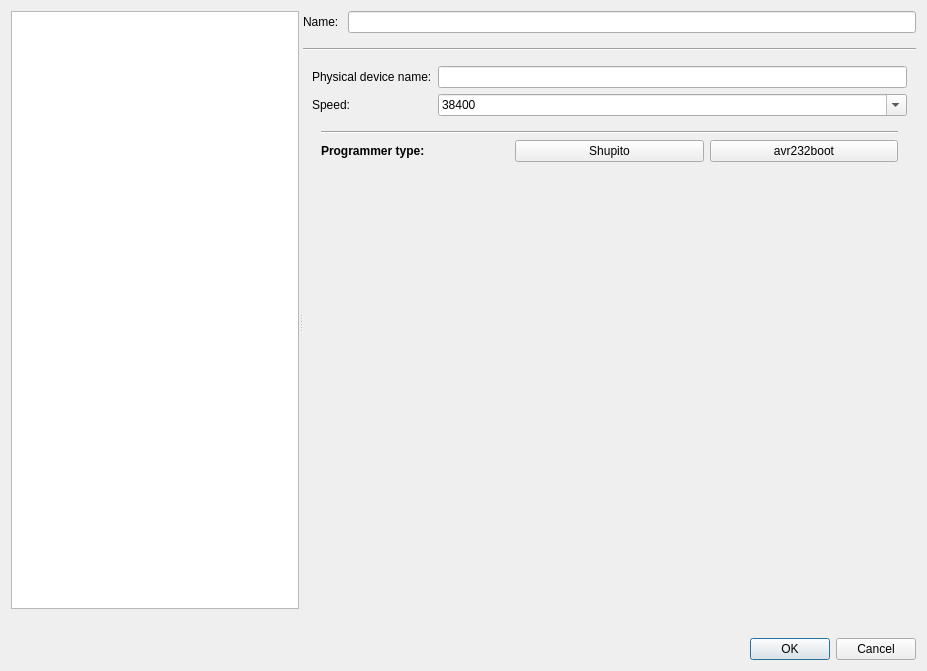
Above: src/ui/chooseconnectiondlg.ui from Tasssadar/Lorris before the change. Below: the same form after it.
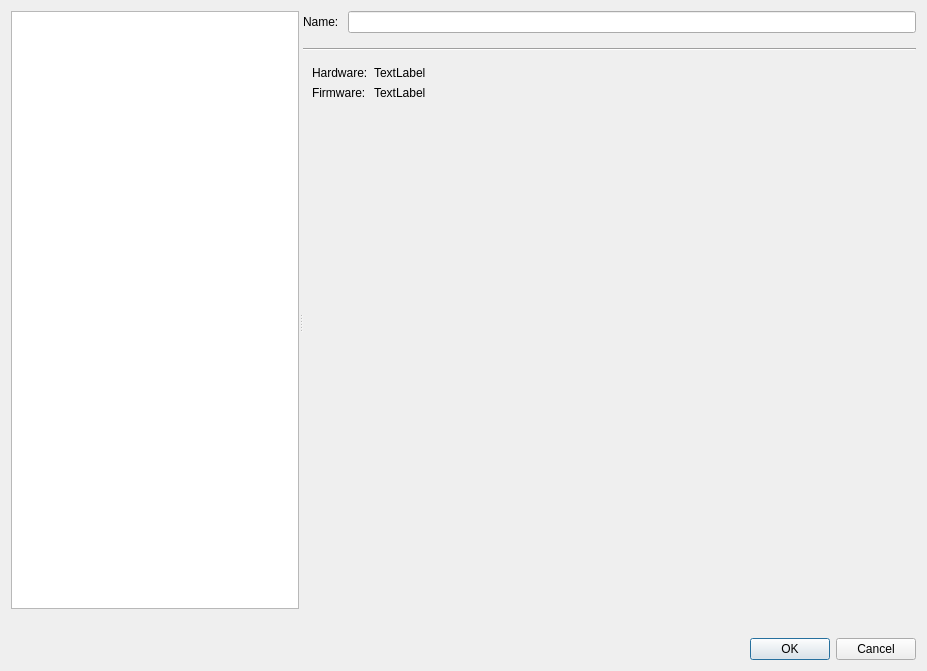
That is the form after the change. Icons and pictures are not drawn.

Commit message: Show shupito23 fw version.

The edit to the form file:
```diff
--- a/src/ui/chooseconnectiondlg.ui
+++ b/src/ui/chooseconnectiondlg.ui
@@ -152,7 +152,7 @@
           <enum>QFrame::Plain</enum>
          </property>
          <property name="currentIndex">
-          <number>1</number>
+          <number>2</number>
          </property>
          <widget class="QWidget" name="homePage">
           <layout class="QHBoxLayout" name="horizontalLayout_2">
@@ -403,6 +403,38 @@
            </item>
           </layout>
          </widget>
+         <widget class="QWidget" name="shupito23Page">
+          <layout class="QFormLayout" name="formLayout_4">
+           <item row="1" column="0">
+            <widget class="QLabel" name="label_13">
+             <property name="text">
+              <string>Firmware:</string>
+             </property>
+            </widget>
+           </item>
+           <item row="1" column="1">
+            <widget class="QLabel" name="shupito23FirmwareLabel">
+             <property name="text">
+              <string>TextLabel</string>
+             </property>
+            </widget>
+           </item>
+           <item row="0" column="0">
+            <widget class="QLabel" name="label_14">
+             <property name="text">
+              <string>Hardware:</string>
+             </property>
+            </widget>
+           </item>
+           <item row="0" column="1">
+            <widget class="QLabel" name="shupito23HardwareLabel">
+             <property name="text">
+              <string>TextLabel</string>
+             </property>
+            </widget>
+           </item>
+          </layout>
+         </widget>
          <widget class="QWidget" name="usbAcmConnPage">
           <layout class="QVBoxLayout" name="verticalLayout_5">
            <item>
```
The commit also changes 3 other files.
